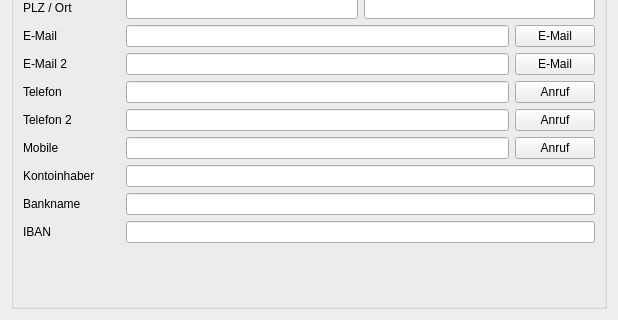
First picture: the form in Ui/Contact.ui, repository GnuSolar/GnuSolar, before the edit; both pictures show x 0 to 618 and y 155 to 475 of the 618 by 475 pixel window.
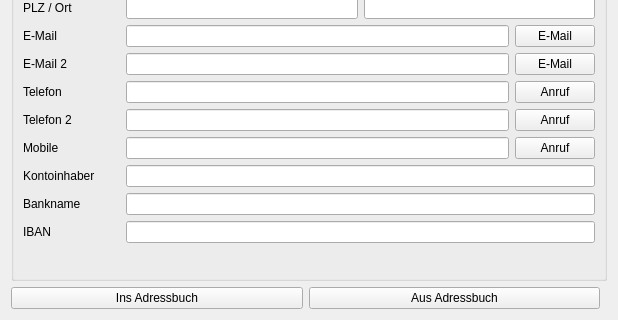
Second picture: the form after the edit.

Commit message:
Contact page: buttons to and from the address book
"Ins Adressbuch" saves a project's contact in the address book. A contact
with the same company and name is updated or added again, as the user
chooses; a contact without company and name is refused.

"Aus Adressbuch" chooses a contact of the address book in a dialog
(gui/contactPicker.py) and copies its fields into the project's contact.
The role of the project's contact stays.

The buttons are hidden in the address book itself.

```diff
--- a/Ui/Contact.ui
+++ b/Ui/Contact.ui
@@ -268,6 +268,31 @@
      </layout>
     </widget>
    </item>
+   <item>
+    <layout class="QHBoxLayout" name="addressBookLayout">
+     <item>
+      <widget class="QPushButton" name="toAddressBook">
+       <property name="text">
+        <string>Ins Adressbuch</string>
+       </property>
+      </widget>
+     </item>
+     <item>
+      <widget class="QPushButton" name="fromAddressBook">
+       <property name="text">
+        <string>Aus Adressbuch</string>
+       </property>
+      </widget>
+     </item>
+     <item>
+      <spacer name="addressBookSpacer">
+       <property name="orientation">
+        <enum>Qt::Horizontal</enum>
+       </property>
+      </spacer>
+     </item>
+    </layout>
+   </item>
   </layout>
  </widget>
  <resources/>
```
The commit also changes 4 other files.
